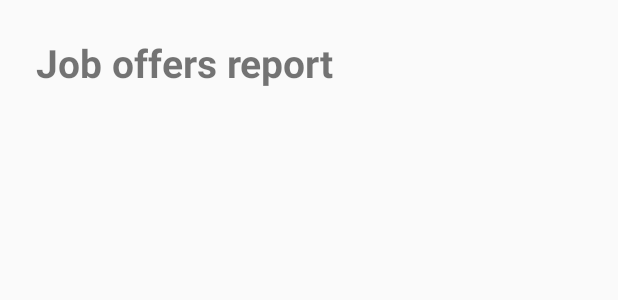
After one commit to edclase/InformesEduMunoz, an Android app: the layout activity_main.xml on its own in the app's theme, with its tools: preview values and no code run, on a phone screen of 412 x 824 dp. The commit adds this screen. Shown: the top 300 px of the screen. Run offline under Robolectric (Android 15) with nearby library versions, the phone set to English and light mode, and no system bars.

Commit message:
Switch project from Compose to Views/XML

```diff
--- /dev/null
+++ b/app/src/main/res/layout/activity_main.xml
@@ -0,0 +1,19 @@
+<?xml version="1.0" encoding="utf-8"?>
+<LinearLayout xmlns:android="http://schemas.android.com/apk/res/android"
+    xmlns:tools="http://schemas.android.com/tools"
+    android:id="@+id/main"
+    android:layout_width="match_parent"
+    android:layout_height="match_parent"
+    android:orientation="vertical"
+    android:padding="24dp"
+    tools:context=".MainActivity">
+
+    <TextView
+        android:id="@+id/txtTitle"
+        android:layout_width="match_parent"
+        android:layout_height="wrap_content"
+        android:text="@string/report_title"
+        android:textSize="26sp"
+        android:textStyle="bold" />
+
+</LinearLayout>
--- a/app/src/main/res/values/strings.xml
+++ b/app/src/main/res/values/strings.xml
@@ -1,3 +1,4 @@
 <resources>
     <string name="app_name">Informes</string>
+    <string name="report_title">Job offers report</string>
 </resources>
--- a/app/src/main/res/values/themes.xml
+++ b/app/src/main/res/values/themes.xml
@@ -1,5 +1,5 @@
 <?xml version="1.0" encoding="utf-8"?>
 <resources>
 
-    <style name="Theme.Informes" parent="android:Theme.Material.Light.NoActionBar" />
+    <style name="Theme.Informes" parent="Theme.AppCompat.Light.NoActionBar" />
 </resources>
--- a/build.gradle.kts
+++ b/build.gradle.kts
@@ -2,5 +2,4 @@
 plugins {
     alias(libs.plugins.android.application) apply false
     alias(libs.plugins.kotlin.android) apply false
-    alias(libs.plugins.kotlin.compose) apply false
 }
```
Also changed, not shown: app/build.gradle.kts (+1 -15 lines), app/src/main/java/com/esqroot/informes/MainActivity.kt (+13 -38 lines), app/src/main/java/com/esqroot/informes/ui/theme/Color.kt (deleted, +0 -11 lines), app/src/main/java/com/esqroot/informes/ui/theme/Theme.kt (deleted, +0 -58 lines), app/src/main/java/com/esqroot/informes/ui/theme/Type.kt (deleted, +0 -34 lines), gradle/libs.versions.toml (+3 -15 lines).
